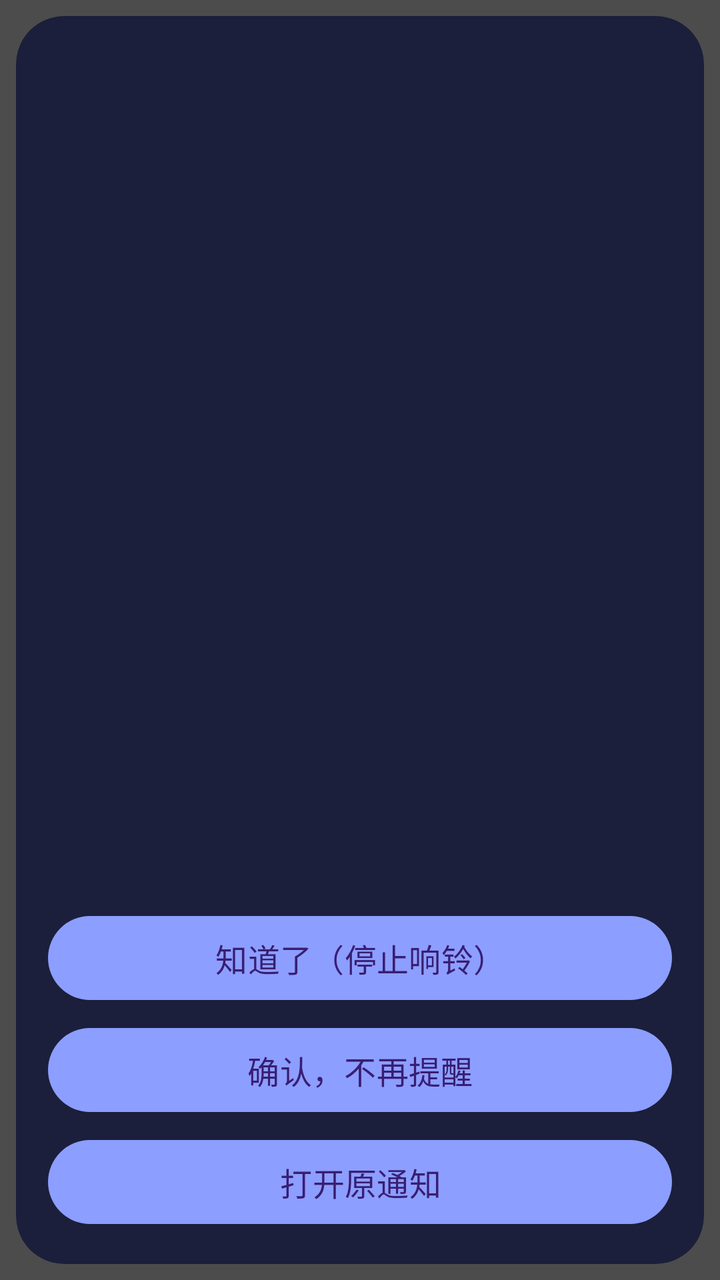
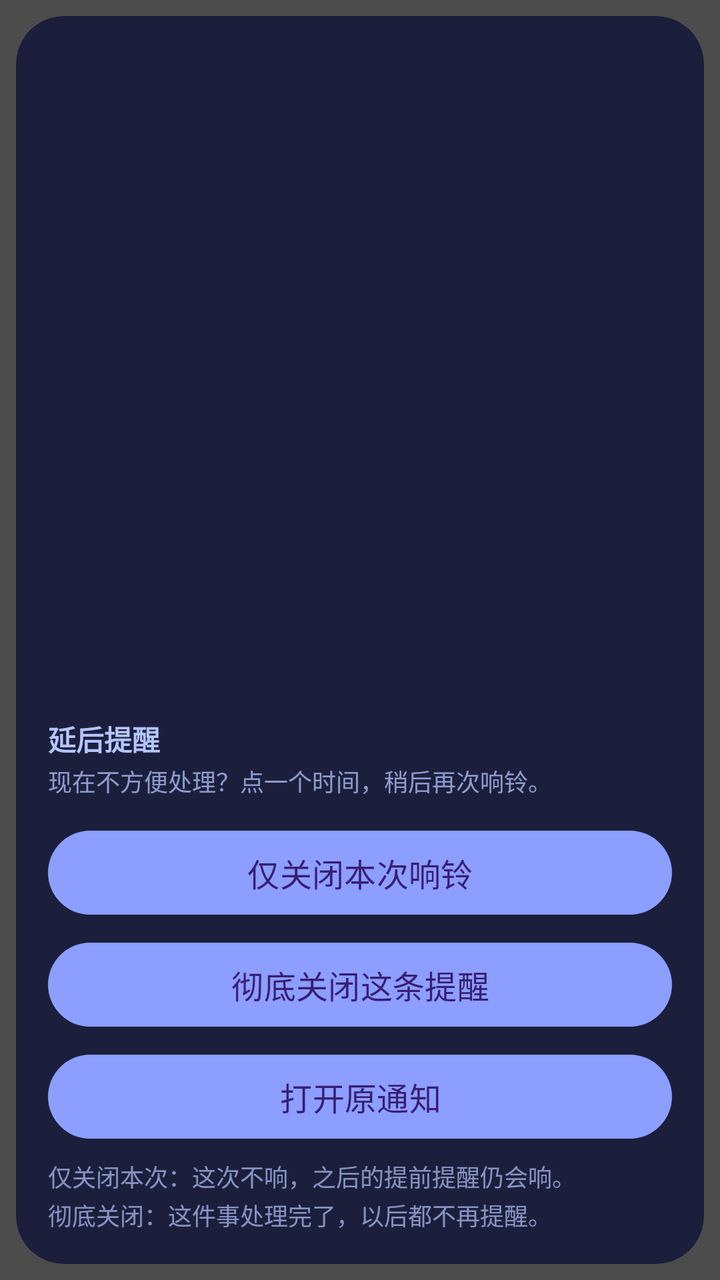

Before-and-after screenshots of an Android layout around one commit, followed by the original layout XML and the change that was made.
<!-- AndroidManifest.xml: activity theme Theme.NotiAlarm.Alarm -->
<!-- res/layout/activity_alarm.xml -->
<?xml version="1.0" encoding="utf-8"?>
<FrameLayout xmlns:android="http://schemas.android.com/apk/res/android"
    xmlns:app="http://schemas.android.com/apk/res-auto"
    android:layout_width="match_parent"
    android:layout_height="match_parent"
    android:background="#B3000000"
    android:padding="8dp">

    <com.google.android.material.card.MaterialCardView
        android:layout_width="match_parent"
        android:layout_height="match_parent"
        android:layout_gravity="center"
        app:cardBackgroundColor="#FF1B1F3B"
        app:cardCornerRadius="24dp"
        app:strokeWidth="0dp">

        <LinearLayout
            android:layout_width="match_parent"
            android:layout_height="match_parent"
            android:orientation="vertical"
            android:padding="16dp">

            <TextView
                android:id="@+id/tvWhen"
                android:layout_width="match_parent"
                android:layout_height="wrap_content"
                android:gravity="center"
                android:maxLines="2"
                android:textColor="#FFB4C5FF"
                android:textSize="15sp" />

            <TextView
                android:id="@+id/tvTitle"
                android:layout_width="match_parent"
                android:layout_height="wrap_content"
                android:layout_marginTop="4dp"
                android:gravity="center"
                android:maxLines="3"
                android:textColor="#FFFFFFFF"
                android:textSize="23sp"
                android:textStyle="bold" />

            <TextView
                android:id="@+id/tvSource"
                android:layout_width="match_parent"
                android:layout_height="wrap_content"
                android:layout_marginTop="6dp"
                android:ellipsize="end"
                android:gravity="center"
                android:maxLines="1"
                android:textColor="#CCFFFFFF"
                android:textSize="13sp" />

            
            <ScrollView
                android:id="@+id/bodyScroll"
                android:layout_width="match_parent"
                android:layout_height="0dp"
                android:layout_marginTop="8dp"
                android:layout_weight="1"
                android:fillViewport="true">

                <TextView
                    android:id="@+id/tvBody"
                    android:layout_width="match_parent"
                    android:layout_height="wrap_content"
                    android:lineSpacingExtra="3dp"
                    android:textColor="#EEFFFFFF"
                    android:textIsSelectable="true"
                    android:textSize="15sp" />
            </ScrollView>

            <HorizontalScrollView
                android:layout_width="match_parent"
                android:layout_height="wrap_content"
                android:layout_marginTop="8dp"
                android:scrollbars="none">

                <com.google.android.material.chip.ChipGroup
                    android:id="@+id/snoozeChips"
                    android:layout_width="wrap_content"
                    android:layout_height="wrap_content"
                    app:singleLine="true" />
            </HorizontalScrollView>

            <LinearLayout
                android:id="@+id/actionRow"
                android:layout_width="match_parent"
                android:layout_height="wrap_content"
                android:layout_marginTop="8dp"
                android:orientation="vertical">

                <Button
                    android:id="@+id/btnStop"
                    android:layout_width="match_parent"
                    android:layout_height="50dp"
                    android:text="知道了（停止响铃）"
                    android:textSize="16sp" />

                <Button
                    android:id="@+id/btnConfirm"
                    android:layout_width="match_parent"
                    android:layout_height="50dp"
                    android:layout_marginTop="6dp"
                    android:text="确认，不再提醒"
                    android:textSize="16sp" />

                <Button
                    android:id="@+id/btnOpen"
                    android:layout_width="match_parent"
                    android:layout_height="50dp"
                    android:layout_marginTop="6dp"
                    android:text="打开原通知"
                    android:textSize="16sp" />
            </LinearLayout>
        </LinearLayout>
    </com.google.android.material.card.MaterialCardView>
</FrameLayout>
<!-- resources referenced by this layout -->
<resources>
  <style name="Theme.NotiAlarm.Alarm" parent="Theme.Material3.Dark.NoActionBar">
          <item name="colorPrimary">#FF8C9EFF</item>
          <item name="android:windowBackground">@android:color/transparent</item>
          <item name="android:windowIsTranslucent">true</item>
          <item name="android:windowAnimationStyle">@android:style/Animation.Dialog</item>
      </style>
</resources>

<!-- the commit's change to res/layout/activity_alarm.xml (unified diff, before → after) -->
@@ -70,18 +70,35 @@
                     android:textSize="15sp" />
             </ScrollView>
 
-            <HorizontalScrollView
+            <TextView
+                android:id="@+id/tvSnoozeLabel"
                 android:layout_width="match_parent"
                 android:layout_height="wrap_content"
                 android:layout_marginTop="8dp"
-                android:scrollbars="none">
+                android:text="延后提醒"
+                android:textColor="#FFB4C5FF"
+                android:textSize="14sp"
+                android:textStyle="bold" />
 
-                <com.google.android.material.chip.ChipGroup
-                    android:id="@+id/snoozeChips"
-                    android:layout_width="wrap_content"
-                    android:layout_height="wrap_content"
-                    app:singleLine="true" />
-            </HorizontalScrollView>
+            <TextView
+                android:id="@+id/tvSnoozeHint"
+                android:layout_width="match_parent"
+                android:layout_height="wrap_content"
+                android:layout_marginTop="2dp"
+                android:alpha="0.75"
+                android:text="现在不方便处理？点一个时间，稍后再次响铃。"
+                android:textColor="#FFB4C5FF"
+                android:textSize="12sp" />
+
+            
+            <com.google.android.material.chip.ChipGroup
+                android:id="@+id/snoozeChips"
+                android:layout_width="match_parent"
+                android:layout_height="wrap_content"
+                android:layout_marginTop="4dp"
+                app:chipSpacingHorizontal="6dp"
+                app:chipSpacingVertical="4dp"
+                app:singleLine="false" />
 
             <LinearLayout
                 android:id="@+id/actionRow"
@@ -94,7 +111,7 @@
                     android:id="@+id/btnStop"
                     android:layout_width="match_parent"
                     android:layout_height="50dp"
-                    android:text="知道了（停止响铃）"
+                    android:text="仅关闭本次响铃"
                     android:textSize="16sp" />
 
                 <Button
@@ -102,7 +119,7 @@
                     android:layout_width="match_parent"
                     android:layout_height="50dp"
                     android:layout_marginTop="6dp"
-                    android:text="确认，不再提醒"
+                    android:text="彻底关闭这条提醒"
                     android:textSize="16sp" />
 
                 <Button
@@ -113,6 +130,17 @@
                     android:text="打开原通知"
                     android:textSize="16sp" />
             </LinearLayout>
+
+            <TextView
+                android:id="@+id/tvActionsHint"
+                android:layout_width="match_parent"
+                android:layout_height="wrap_content"
+                android:layout_marginTop="6dp"
+                android:alpha="0.7"
+                android:lineSpacingExtra="2dp"
+                android:text="仅关闭本次：这次不响，之后的提前提醒仍会响。\n彻底关闭：这件事处理完了，以后都不再提醒。"
+                android:textColor="#FFB4C5FF"
+                android:textSize="12sp" />
         </LinearLayout>
     </com.google.android.material.card.MaterialCardView>
 </FrameLayout>
